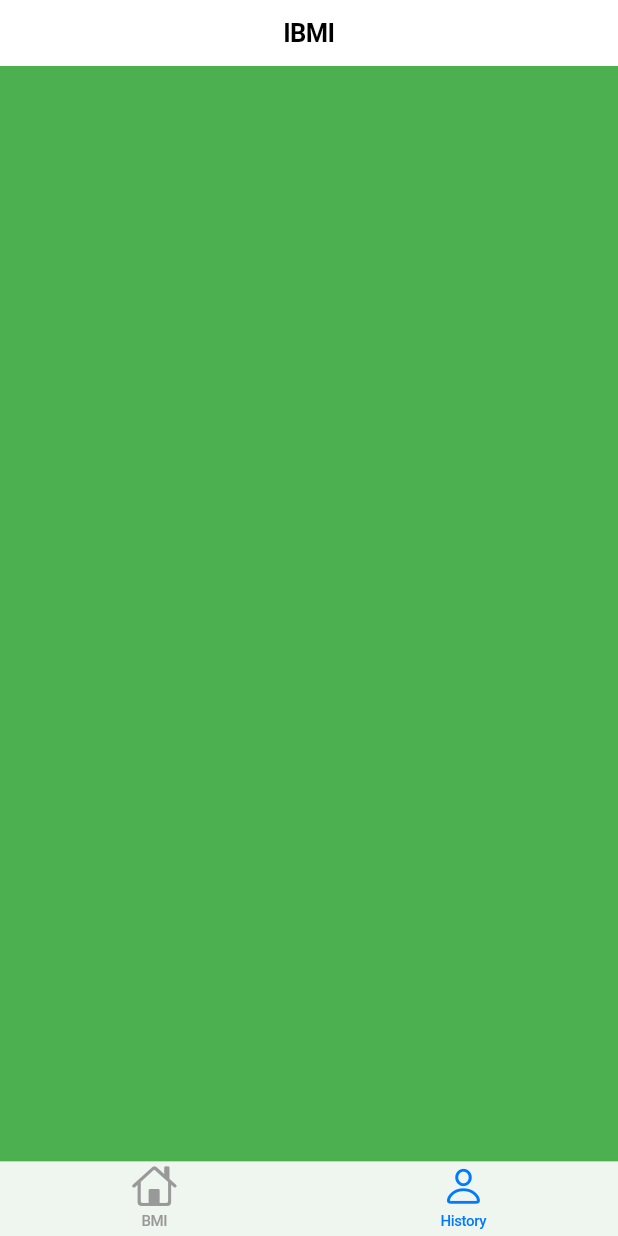
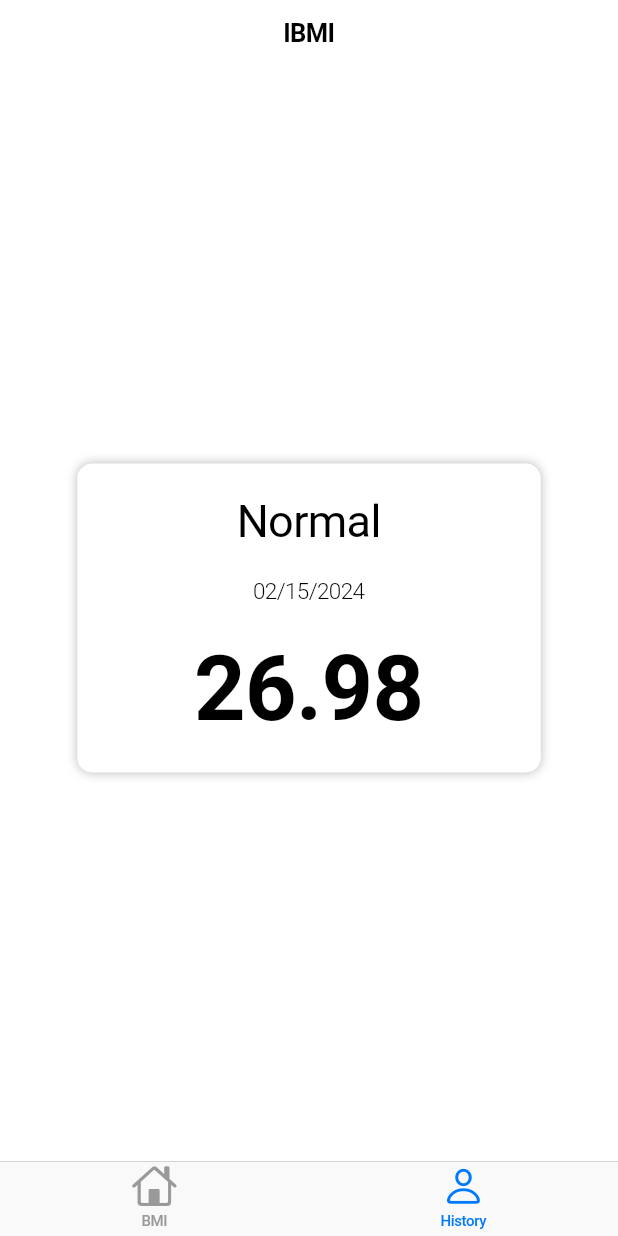
Before and after one commit to phamducminh/flutter-development-course, a Flutter app: the screen it shows after launch, item 2 of the bottom bar chosen, on a phone screen of 412 x 824 dp. Run offline on Flutter 3.47's test engine with Material 3 defaults, Android fonts, the phone set to English and light mode, and no system bars; our stand-ins replace cloud_firestore, dio, file_picker, firebase_auth, firebase_core, firebase_storage and 3 more; accounts and stored records are empty.

Commit message:
Section 11.154: History Page UI

```diff
--- a/ibmi/lib/pages/history_page.dart
+++ b/ibmi/lib/pages/history_page.dart
@@ -1,12 +1,65 @@
 import 'package:flutter/cupertino.dart';
 import 'package:flutter/material.dart';
+import 'package:ibmi/widgets/info_card.dart';
 
 class HistoryPage extends StatelessWidget {
+  double? _deviceHeight, _deviceWidth;
+
   @override
   Widget build(BuildContext context) {
+    _deviceHeight = MediaQuery.of(context).size.height;
+    _deviceWidth = MediaQuery.of(context).size.width;
+
     return CupertinoPageScaffold(
-      child: Container(
-        color: Colors.green,
+      child: _dataCard(),
+    );
+  }
+
+  Widget _dataCard() {
+    return Center(
+      child: InfoCard(
+        height: _deviceHeight! * 0.25,
+        width: _deviceWidth! * 0.75,
+        child: Column(
+          mainAxisSize: MainAxisSize.max,
+          mainAxisAlignment: MainAxisAlignment.spaceEvenly,
+          crossAxisAlignment: CrossAxisAlignment.center,
+          children: [
+            _statusText("Normal"),
+            _dateText('02/15/2024'),
+            _bmiText('26.98'),
+          ],
+        ),
+      ),
+    );
+  }
+
+  Widget _statusText(String _status) {
+    return Text(
+      _status,
+      style: const TextStyle(
+        fontSize: 30,
+        fontWeight: FontWeight.w400,
+      ),
+    );
+  }
+
+  Widget _dateText(String _date) {
+    return Text(
+      _date,
+      style: const TextStyle(
+        fontSize: 15,
+        fontWeight: FontWeight.w300,
+      ),
+    );
+  }
+
+  Widget _bmiText(String _bmi) {
+    return Text(
+      _bmi,
+      style: const TextStyle(
+        fontSize: 60,
+        fontWeight: FontWeight.w600,
       ),
     );
   }
```
